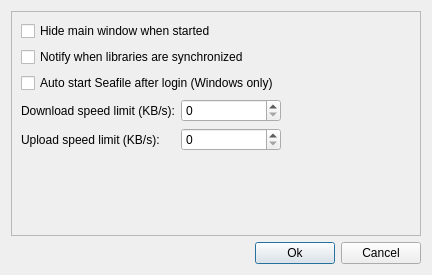
Old version of the form ui/settings-dialog.ui in the repository haiwen/seafile-client.
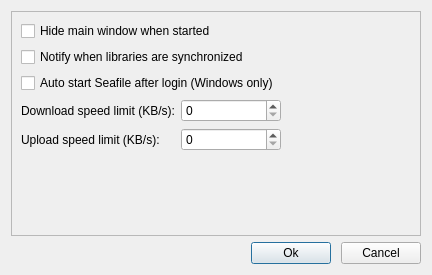
New version of the form.

Commit message: improve dialog buttons spacing

```diff
--- a/ui/settings-dialog.ui
+++ b/ui/settings-dialog.ui
@@ -107,6 +107,9 @@
    </item>
    <item>
     <layout class="QHBoxLayout" name="horizontalLayout">
+     <property name="spacing">
+      <number>10</number>
+     </property>
      <item>
       <spacer name="horizontalSpacer">
        <property name="orientation">
```
The commit also changes 3 other files.
